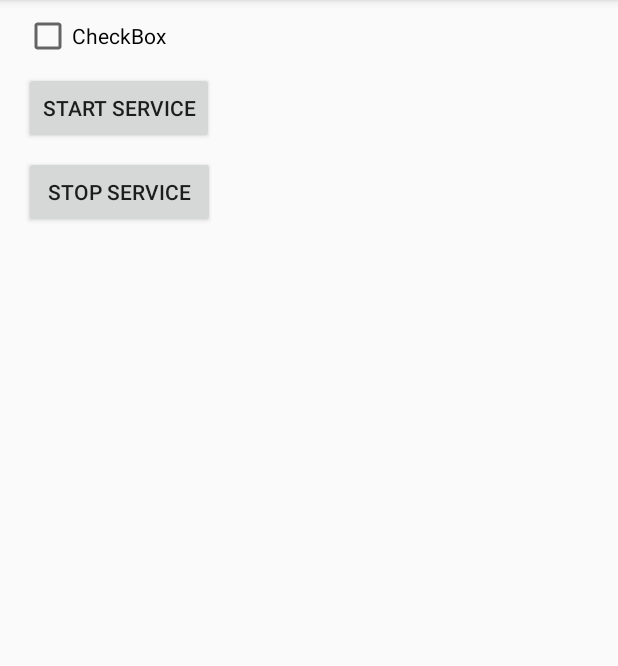
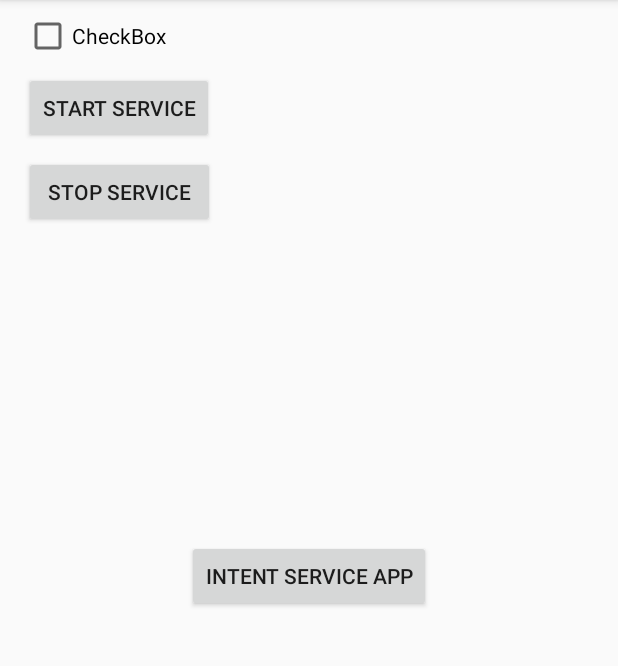
Before and after one commit to KadirKuruca/Services, an Android app: the screen it shows after launch (MainActivity), on a phone screen of 412 x 824 dp, the part 84-750 px from its top. Run offline under Robolectric (Android 15) with nearby library versions, the phone set to English and light mode, and no system bars.

Commit message:
Intent servis kullanıldı ve servisten ResultReceiver ile veri çekildi

```diff
--- a/app/src/main/AndroidManifest.xml
+++ b/app/src/main/AndroidManifest.xml
@@ -16,7 +16,11 @@
                 <category android:name="android.intent.category.LAUNCHER" />
             </intent-filter>
         </activity>
-        <service android:name=".MyStartedService"></service>
+
+        <service android:name=".MyStartedService" />
+        <service android:name=".MyIntentService" />
+
+        <activity android:name=".Main2Activity"></activity>
     </application>
 
 </manifest>
--- a/app/src/main/java/com/kadirkuruca/services/MainActivity.java
+++ b/app/src/main/java/com/kadirkuruca/services/MainActivity.java
@@ -24,4 +24,10 @@ public class MainActivity extends AppCompatActivity {
         Intent intent = new Intent(this,MyStartedService.class);
         stopService(intent);
     }
+
+    public void intentServiceButton(View view) {
+
+        Intent intent = new Intent(this,Main2Activity.class);
+        startActivity(intent);
+    }
 }
--- a/app/src/main/res/layout/activity_main.xml
+++ b/app/src/main/res/layout/activity_main.xml
@@ -37,4 +37,19 @@
         android:text="CheckBox"
         app:layout_constraintLeft_toLeftOf="parent"
         app:layout_constraintTop_toTopOf="parent" />
+
+    <Button
+        android:onClick="intentServiceButton"
+        android:id="@+id/button3"
+        android:layout_width="wrap_content"
+        android:layout_height="wrap_content"
+        android:layout_marginBottom="8dp"
+        android:layout_marginEnd="8dp"
+        android:layout_marginStart="8dp"
+        android:layout_marginTop="8dp"
+        android:text="Intent Service App"
+        app:layout_constraintBottom_toBottomOf="parent"
+        app:layout_constraintEnd_toEndOf="parent"
+        app:layout_constraintStart_toStartOf="parent"
+        app:layout_constraintTop_toTopOf="parent" />
 </android.support.constraint.ConstraintLayout>
```
Also changed, not shown: app/src/main/java/com/kadirkuruca/services/Main2Activity.java (added, +60 -0 lines), app/src/main/java/com/kadirkuruca/services/MyIntentService.java (added, +60 -0 lines), app/src/main/res/layout/activity_main2.xml (added, +33 -0 lines).
